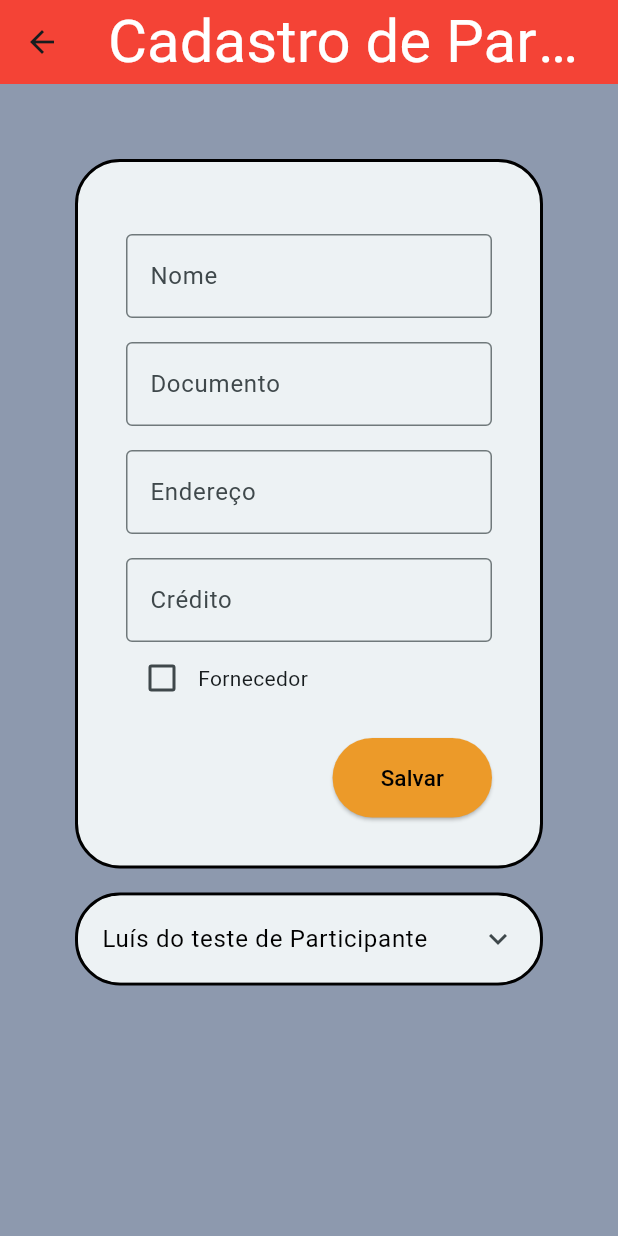
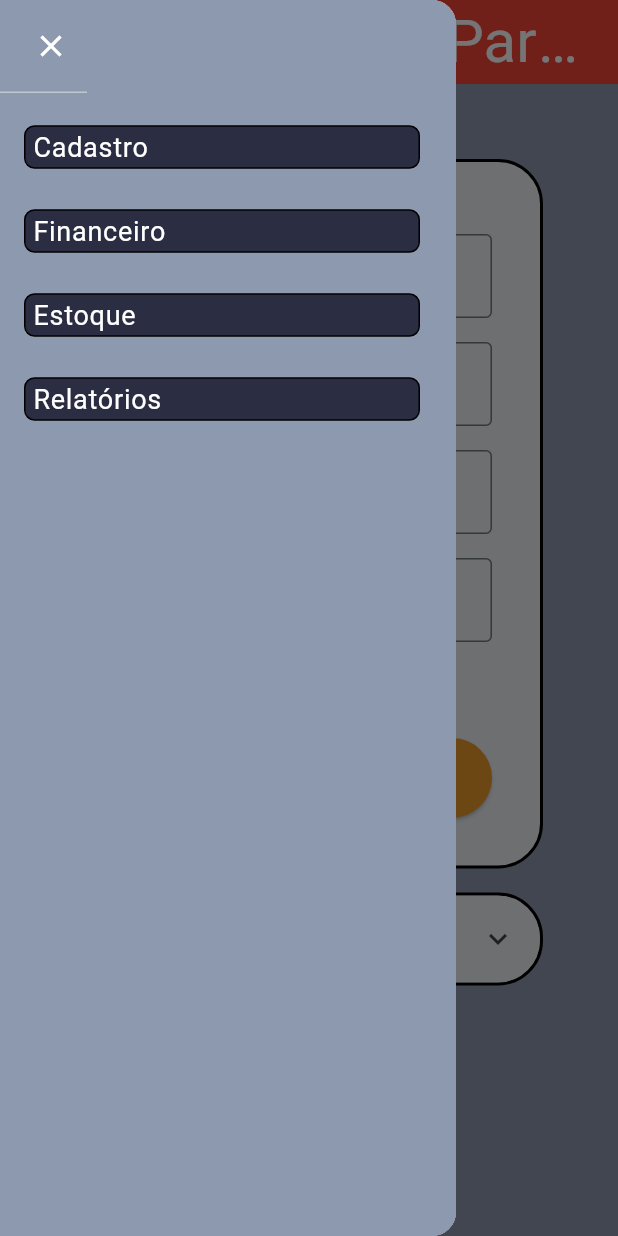
Before and after one commit to Felp056/PointOfVenda, a Flutter app: the CadastroParticipante screen opened directly, with the side drawer open (before the commit the screen has no drawer), on a phone screen of 412 x 824 dp. Run offline on Flutter 3.47's test engine with Material 3 defaults, Android fonts, the phone set to English and light mode, and no system bars; our stand-ins replace google_fonts; missing offline and left inert: dart:ffi.

Commit message:
add drower

```diff
--- a/Pov_Front/lib/main.dart
+++ b/Pov_Front/lib/main.dart
@@ -16,7 +16,7 @@ class MyApp extends StatelessWidget {
         colorScheme: ColorScheme.fromSeed(seedColor: const Color(0xFFEDF2F4)),
         useMaterial3: true,
       ),
-      home: loginpadrao(title: "P.O.V")
+      home: CadastroParticipante(title: "Participante")
       // CadastroParticipante(title: "Participante")
       //loginpadrao(title: "P.O.V"),
     );
--- a/Pov_Front/lib/pages/Cadastro/CadastroDeParticipante.dart
+++ b/Pov_Front/lib/pages/Cadastro/CadastroDeParticipante.dart
@@ -1,8 +1,11 @@
 import 'package:flutter/material.dart';
+import 'package:pov_web/widgets/dropMenu.dart';
 
 class CadastroParticipante extends StatefulWidget {
-  const CadastroParticipante({super.key,  required this.title});
+  CadastroParticipante({super.key, required this.title});
+
   final String title;
+
   @override
   State<CadastroParticipante> createState() => _CadastroParticipante();
 }
@@ -12,11 +15,23 @@ class _CadastroParticipante extends State<CadastroParticipante> {
   Widget build(BuildContext context) {
     return Scaffold(
       appBar: AppBar(
-        title: Text('Cadastro de Participante', style: TextStyle(color: Colors.white, fontSize: 40),),
-        centerTitle: true,
+        title: Text(
+          'Cadastro de Participante',
+          style: TextStyle(color: Colors.white, fontSize: 40),
+        ),
+        centerTitle: false,
         backgroundColor: Colors.red,
       ),
       backgroundColor: Color(0xff8D99AE),
+      drawer: DropMenu(onMenuTap: (mainMenu, subMenu) {
+        ScaffoldMessenger.of(context).showSnackBar(
+          SnackBar(
+              content: Text(
+            'Cliclou em $subMenu do menu $mainMenu',
+            textAlign: TextAlign.center,
+          )),
+        );
+      }),
       body: LayoutBuilder(
         builder: (context, constraints) {
           return SingleChildScrollView(
@@ -33,7 +48,8 @@ class _CadastroParticipante extends State<CadastroParticipante> {
                       color: Colors.black, // Cor da borda
                       width: 2.0, // Espessura da borda
                     ),
-                    borderRadius: BorderRadius.circular(30), // Arredondamento dos cantos da borda
+                    borderRadius: BorderRadius.circular(
+                        30), // Arredondamento dos cantos da borda
                   ),
                   child: Column(
                     crossAxisAlignment: CrossAxisAlignment.start,
@@ -52,13 +68,15 @@ class _CadastroParticipante extends State<CadastroParticipante> {
                         color: Colors.black, // Cor da borda
                         width: 2.0, // Espessura da borda
                       ),
-                    borderRadius: BorderRadius.circular(30), // Arredondamento dos cantos da borda
+                      borderRadius: BorderRadius.circular(
+                          30), // Arredondamento dos cantos da borda
                     ),
                     child: ClipRRect(
                       borderRadius: BorderRadius.circular(30),
                       child: ExpansionTile(
                         title: Text(
-                        'Luís do teste de Participante', //isso vai virar variavel
+                          'Luís do teste de Participante',
+                          //isso vai virar variavel
                           style: TextStyle(color: Colors.black),
                         ),
                         tilePadding: EdgeInsets.symmetric(horizontal: 16.0),
@@ -68,12 +86,12 @@ class _CadastroParticipante extends State<CadastroParticipante> {
                         children: [
                           Container(
                             padding: EdgeInsets.all(16.0),
-                          child: CadastroFornecedorForm(isLargeScreen: constraints.maxWidth >= 600),
+                            child: CadastroFornecedorForm(
+                                isLargeScreen: constraints.maxWidth >= 600),
                           ),
                         ],
                       ),
-                  )
-                )
+                    ))
                 // Adicione mais ExpansionTiles aqui, se necessário
               ],
             ),
@@ -122,9 +140,12 @@ class _CadastroFormState extends State<CadastroForm> {
           widget.isLargeScreen
               ? Row(
                   children: [
-              Expanded(child: buildTextField(documentoController, 'Documento')),
+                    Expanded(
+                        child:
+                            buildTextField(documentoController, 'Documento')),
                     SizedBox(width: 16),
-              Expanded(child: buildTextField(celularController, 'Celular')),
+                    Expanded(
+                        child: buildTextField(celularController, 'Celular')),
                   ],
                 )
               : buildTextField(documentoController, 'Documento'),
@@ -134,7 +155,8 @@ class _CadastroFormState extends State<CadastroForm> {
           widget.isLargeScreen
               ? Row(
                   children: [
-              Expanded(child: buildTextField(creditoController, 'Crédito')),
+                    Expanded(
+                        child: buildTextField(creditoController, 'Crédito')),
                     SizedBox(width: 16),
                     Row(
                       children: [
@@ -177,7 +199,8 @@ class _CadastroFormState extends State<CadastroForm> {
               onPressed: () {
                 // Implementar lógica para salvar o formulário
               },
-              child: Text('Salvar', style:TextStyle( color: Colors.black, fontSize: 15)),
+              child: Text('Salvar',
+                  style: TextStyle(color: Colors.black, fontSize: 15)),
               style: ElevatedButton.styleFrom(
                 backgroundColor: Color(0xffEC9A29),
                 padding: EdgeInsets.symmetric(horizontal: 32, vertical: 16),
@@ -239,7 +262,8 @@ class CadastroFornecedorForm extends StatelessWidget {
             onPressed: () {
               // Implementar lógica para salvar o formulário
             },
-            child: Text('Salvar', style:TextStyle( color: Colors.black, fontSize: 15)),
+            child: Text('Salvar',
+                style: TextStyle(color: Colors.black, fontSize: 15)),
             style: ElevatedButton.styleFrom(
               backgroundColor: Color(0xffEC9A29),
               padding: EdgeInsets.symmetric(horizontal: 32, vertical: 16),
--- /dev/null
+++ b/Pov_Front/lib/widgets/dropMenu.dart
@@ -0,0 +1,124 @@
+import 'package:flutter/material.dart';
+
+class DropMenu extends StatefulWidget {
+  final Function(String mainMenu, String subMenu) onMenuTap;
+
+  DropMenu({required this.onMenuTap, Key? key}) : super(key: key);
+
+  @override
+  _DropMenuState createState() => _DropMenuState();
+}
+
+class _DropMenuState extends State<DropMenu> {
+  String? _selectedMenu; // Variável para controlar o submenu ativo
+
+  // Define os itens do menu principal e seus respectivos submenus
+  final Map<String, List<String>> _submenuItems = {
+    "Cadastro": ["Participante", "Produto", "Tabela de Preço", "Acesso"],
+    "Financeiro": ["Contas a Pagar", "Contas a Receber"],
+    "Estoque": ["Entrada", "Saída por Produto"],
+    "Relatórios": ["Em produção"]
+  };
+
+  @override
+  Widget build(BuildContext context) {
+    return Stack(
+      children: [
+        // Menu principal
+        Drawer(
+          child: Container(
+            color: Color(0xff8D99AE),
+            child: Column(
+              crossAxisAlignment: CrossAxisAlignment.start,
+              children: [
+                SizedBox(
+                  height: 70,
+                  child: DrawerHeader(
+                    padding: EdgeInsets.fromLTRB(10, 0, 0, 0),
+                    child: IconButton(
+                      alignment: AlignmentDirectional.center,
+                      icon: Icon(
+                        Icons.close,
+                        color: Colors.white,
+                      ),
+                      onPressed: () {
+                        Navigator.of(context).pop();
+                      },
+                    ),
+                  ),
+                ),
+                // Expande os itens do menu principal para ocupar o restante da altura
+                Expanded(
+                  child: ListView(
+                    children: _submenuItems.keys.map((menu) {
+                      Color backgroundColor = _selectedMenu == menu
+                          ? Color(0xffEF233C)
+                          : Color(0xff2B2D42);
+                      return ListTile(
+                        title: Container(
+                          decoration: BoxDecoration(
+                            color: backgroundColor,
+                            border: Border.all(),
+                            borderRadius: BorderRadius.circular(7),
+                          ),
+                          padding: EdgeInsets.fromLTRB(5, 0, 0, 0),
+                          child: Text(
+                            menu,
+                            style: TextStyle(color: Colors.white, fontSize: 18),
+                          ),
+                        ),
+                        onTap: () {
+                          // Ao clicar em um item do menu principal, abre o submenu correspondente
+                          setState(() {
+                            _selectedMenu = menu;
+                          });
+                        },
+                      );
+                    }).toList(),
+                  ),
+                ),
+              ],
+            ),
+          ),
+        ),
+
+        // Submenu que aparece ao lado, apenas se _selectedMenu não for nulo
+        if (_selectedMenu != null)
+          Positioned(
+            left: 150, // Ajuste a posição para o seu layout
+            top: 70,
+            bottom: 0,
+            child: Container(
+              width: 175,
+              decoration: BoxDecoration(color: Color(0xff8D99AE)),
+              child: ListView(
+                children: _submenuItems[_selectedMenu]!
+                    .map((item) => ListTile(
+                          title: Container(
+                            decoration: BoxDecoration(
+                                border: Border.all(),
+                                color: Color(0xff2B2D42),
+                                borderRadius:
+                                    BorderRadius.all(Radius.circular(7))),
+                            height: 30,
+                            alignment: AlignmentDirectional.center,
+                            child: Text(
+                              item,
+                              style:
+                                  TextStyle(color: Colors.white, fontSize: 18),
+                              textAlign: TextAlign.center,
+                            ),
+                          ),
+                          onTap: () {
+                            // Chama a função onMenuTap ao clicar no submenu
+                            widget.onMenuTap(_selectedMenu!, item);
+                          },
+                        ))
+                    .toList(),
+              ),
+            ),
+          ),
+      ],
+    );
+  }
+}
```
Lines whose indentation alone changed are shown as unchanged.
